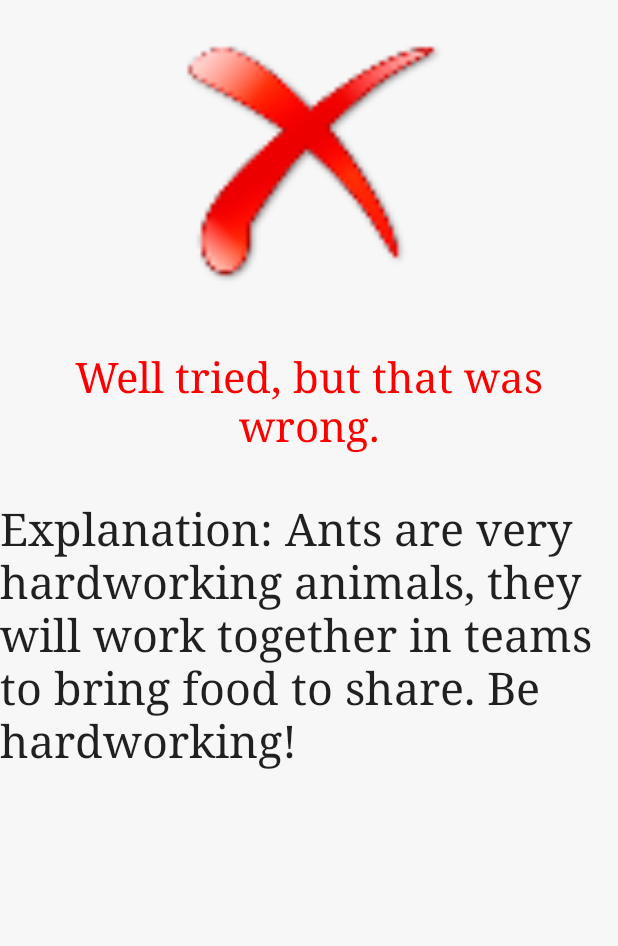
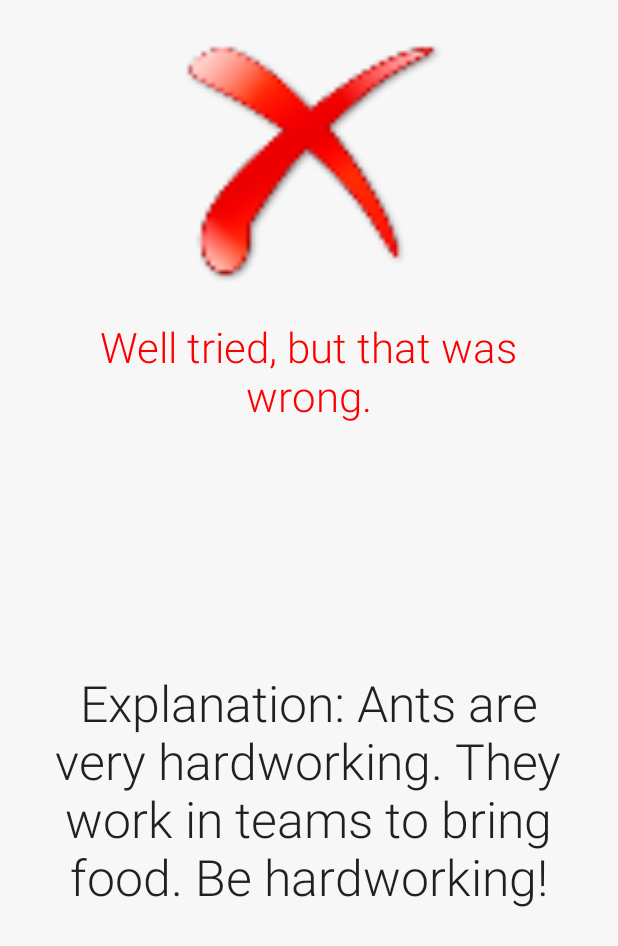
Before and after one commit to shantanu12/StoryTeller, an Android app: the layout explanation1.xml on its own in the app's theme, with its tools: preview values and no code run, on a phone screen of 412 x 824 dp. Shown: the top 946 px of the screen. Run offline under Robolectric (Android 15) with nearby library versions, the phone set to English and light mode, and no system bars.

Commit message:
fixed explanation1

```diff
--- a/app/src/main/res/layout/explanation1.xml
+++ b/app/src/main/res/layout/explanation1.xml
@@ -13,26 +13,29 @@
         android:src="@drawable/DeleteRed"/>
 
     <TextView
-        android:layout_width="wrap_content"
+        android:layout_width="350dp"
         android:layout_height="wrap_content"
         android:textAppearance="?android:attr/textAppearanceLarge"
         android:text="Well tried, but that was wrong."
         android:id="@+id/textView3"
-        android:layout_gravity="center_horizontal"
-        android:typeface="serif"
         android:textSize="28dp"
         android:textColor="#fc0000"
-        android:paddingTop="20dp"
-        android:paddingBottom="30dp"
-        android:textAlignment="center" />
+        android:textAlignment="center"
+        android:fontFamily="sans-serif-light"
+        android:typeface="sans"
+        android:layout_gravity="center"
+        android:gravity="center"/>
 
     <TextView
-        android:layout_width="wrap_content"
+        android:layout_width="350dp"
         android:layout_height="wrap_content"
         android:textAppearance="?android:attr/textAppearanceLarge"
-        android:text="Explanation: Ants are very hardworking animals, they will work together in teams to bring food to share. Be hardworking!"
+        android:text="Explanation: Ants are very hardworking. They work in teams to bring food. Be hardworking!"
         android:id="@+id/textView4"
-        android:layout_gravity="center_horizontal"
-        android:textSize="30dp"
-        android:typeface="serif" />
+        android:textSize="33dp"
+        android:fontFamily="sans-serif-light"
+        android:typeface="sans"
+        android:layout_gravity="center"
+        android:gravity="center"
+        android:layout_weight="0.86" />
 </LinearLayout>
```
